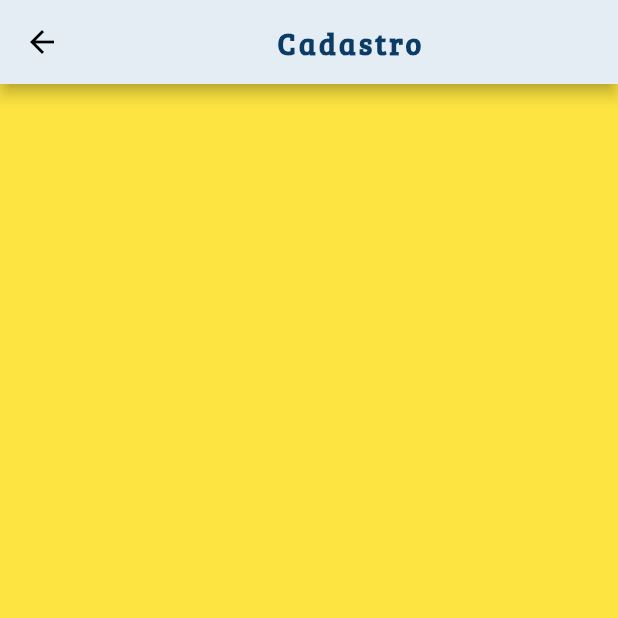
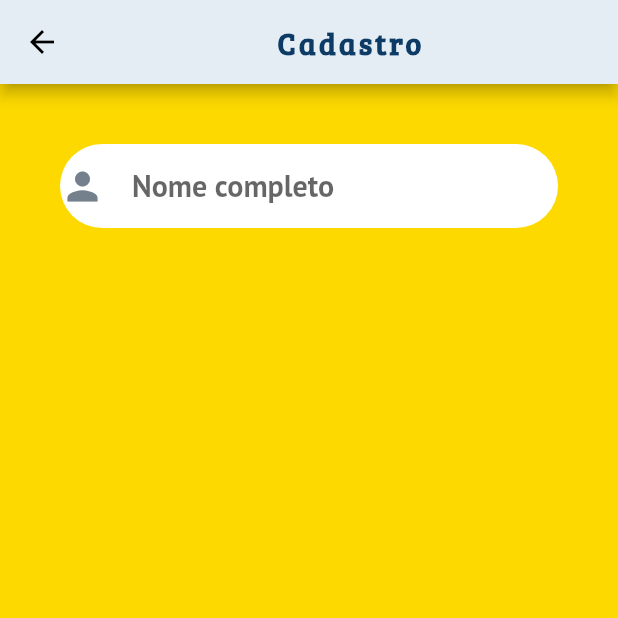
Before and after one commit to jvccorsi/Work_Mobile_ShopMinions, a Flutter app: the MyTelaCadastro screen opened directly, on a phone screen of 412 x 824 dp, the top half of it. Run offline on Flutter 3.47's test engine with Material 2 defaults, Android fonts, the phone set to English and light mode, and no system bars.

Commit message:
cadastro inicial

```diff
--- /dev/null
+++ b/shop_minions/lib/model/cadastro.dart
@@ -0,0 +1,10 @@
+class Cadastro {
+  String username;
+  String password;
+  bool confirmed = false;
+
+  doSomething() {
+    print("Username: $username");
+    print("Password: $password");
+  }
+}
--- a/shop_minions/lib/view/tela_cadastro/tela_cadastro_main.dart
+++ b/shop_minions/lib/view/tela_cadastro/tela_cadastro_main.dart
@@ -1,7 +1,18 @@
 import 'package:flutter/cupertino.dart';
 import 'package:flutter/material.dart';
+import 'package:shop_minions/model/cadastro.dart';
 
-class MyTelaCadastro extends StatelessWidget {
+Cadastro cadastro_class = new Cadastro();
+
+class MyTelaCadastro extends StatefulWidget {
+  @override
+  State<StatefulWidget> createState() {
+    return TelaCadastroState();
+  }
+}
+
+class TelaCadastroState extends State<MyTelaCadastro> {
+  GlobalKey<FormState> formKey = new GlobalKey<FormState>();
   @override
   Widget build(BuildContext context) {
     return Scaffold(
@@ -24,8 +35,55 @@ class MyTelaCadastro extends StatelessWidget {
           ),
         ),
       ),
+      backgroundColor: Color.fromRGBO(253, 217, 0, 1),
       body: Container(
-        color: Color.fromRGBO(253, 228, 65, 1),
+        padding: const EdgeInsets.all(40.0),
+        child: Center(
+          child: Column(
+            children: [
+              Form(
+                key: formKey,
+                child: Column(
+                  children: [
+                    usernameFormField(),
+                  ],
+                ),
+              ),
+            ],
+          ),
+        ),
+      ),
+    );
+  }
+
+  Widget usernameFormField() {
+    return Container(
+      width: 350,
+      decoration: BoxDecoration(
+        color: Colors.white,
+        borderRadius: BorderRadius.circular(29),
+      ),
+      child: TextFormField(
+        keyboardType: TextInputType.name,
+        style: TextStyle(
+          fontFamily: 'PT Sans bold',
+          fontSize: 20,
+          color: Color.fromRGBO(116, 128, 139, 1),
+        ),
+        decoration: InputDecoration(
+          hintText: "Nome completo",
+          icon: Icon(
+            Icons.person,
+            color: Color.fromRGBO(116, 128, 139, 1),
+            size: 30,
+          ),
+          contentPadding: EdgeInsets.fromLTRB(2.0, 15, 20, 15),
+          border: InputBorder.none,
+          focusedBorder: InputBorder.none,
+          enabledBorder: InputBorder.none,
+          errorBorder: InputBorder.none,
+          disabledBorder: InputBorder.none,
+        ),
       ),
     );
   }
--- a/shop_minions/pubspec.yaml
+++ b/shop_minions/pubspec.yaml
@@ -50,7 +50,7 @@ flutter:
     - assets/images/minions_equipe.png
     - assets/images/Minions-Equipe2.png
     - assets/images/footer_equipe.png
-
+    - assets/images/usu_icon.png
 
 
 
```
Also changed, not shown: shop_minions/assets/images/usu_icon.png (added).
